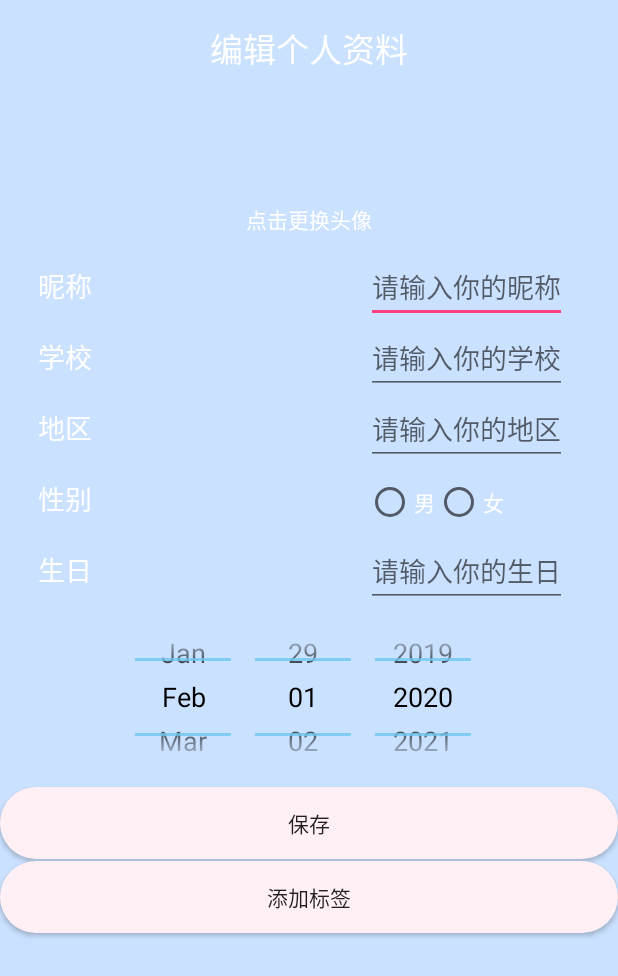
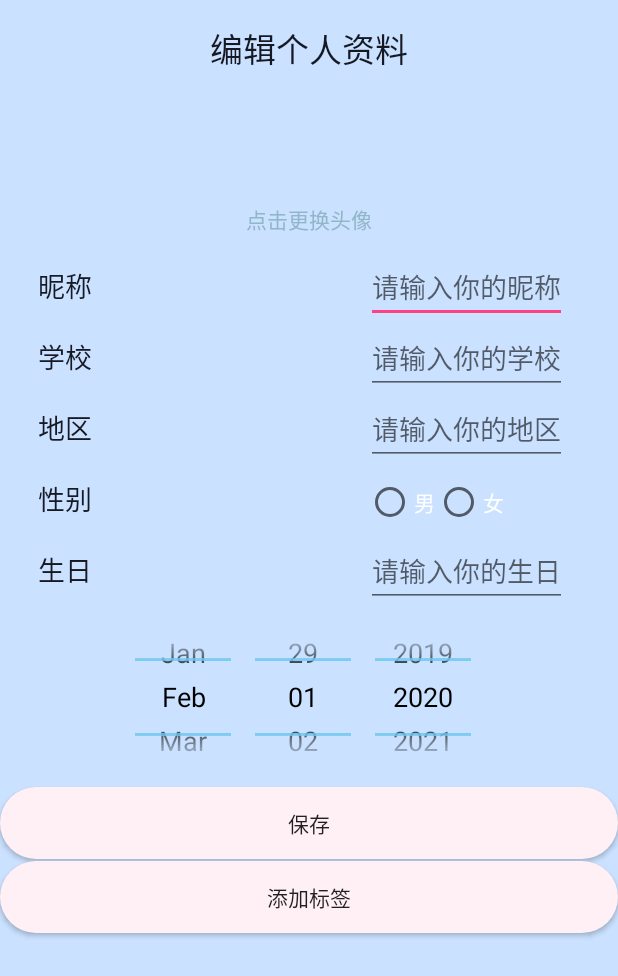
Before and after one commit to SummerFighter/SummerWorkspace, an Android app: the EditMyinfo screen opened directly, with no data from a screen before it, on a phone screen of 412 x 824 dp. Shown: the top 976 px of the screen. Run offline under Robolectric (Android 15) with nearby library versions, the phone set to English and light mode, and no system bars; our stand-ins replace CircleImageView; libraries missing offline, so code that uses them is left out: com.alibaba.fastjson, com.jiajie.load; pictures from the network do not load; 7 statements that could not run were skipped.

Commit message:
优化了几个界面的按钮和字体颜色，删除了一些没用的图

```diff
--- a/DouyinDemo-master/app/src/main/res/layout/activity_edit_info.xml
+++ b/DouyinDemo-master/app/src/main/res/layout/activity_edit_info.xml
@@ -17,7 +17,7 @@
         android:layout_centerHorizontal="true"
         android:layout_marginTop="15dp"
         android:text="编辑个人资料"
-        android:textColor="#ffffff"
+        android:textColor="@color/colorPrimary"
         android:textSize="22sp" />
 
 
@@ -41,7 +41,7 @@
         android:layout_alignBottom="@+id/imageButton"
         android:layout_centerHorizontal="true"
         android:text="点击更换头像"
-        android:textColor="#ffffff" />
+        android:textColor="@color/lightblue3" />
 
     <View
         android:layout_width="match_parent"
@@ -69,7 +69,7 @@
         android:layout_marginLeft="25dp"
         android:layout_marginTop="20dp"
         android:text="昵称"
-        android:textColor="#ffffff"
+        android:textColor="@color/colorPrimary"
         android:textSize="18sp" />
 
     <EditText
@@ -113,7 +113,7 @@
         android:layout_marginLeft="25dp"
         android:layout_marginTop="20dp"
         android:text="学校"
-        android:textColor="#ffffff"
+        android:textColor="@color/colorPrimary"
         android:textSize="18sp" />
 
 
@@ -130,7 +130,7 @@
         android:layout_marginLeft="25dp"
         android:layout_marginTop="20dp"
         android:text="性别"
-        android:textColor="#ffffff"
+        android:textColor="@color/colorPrimary"
         android:textSize="18sp" />
 
     <TextView
@@ -144,7 +144,7 @@
         android:layout_marginLeft="25dp"
         android:layout_marginTop="20dp"
         android:text="生日"
-        android:textColor="#ffffff"
+        android:textColor="@color/colorPrimary"
         android:textSize="18sp" />
 
     <TextView
@@ -155,7 +155,7 @@
         android:layout_marginStart="25dp"
         android:layout_marginTop="20dp"
         android:text="地区"
-        android:textColor="#ffffff"
+        android:textColor="@color/colorPrimary"
         android:textSize="18sp"
         android:id="@+id/textView8" />
 
--- a/DouyinDemo-master/app/src/main/res/layout/activity_search.xml
+++ b/DouyinDemo-master/app/src/main/res/layout/activity_search.xml
@@ -36,8 +36,9 @@
                 android:layout_width="300dp"
                 android:layout_height="wrap_content"
                 android:layout_marginLeft="20dp"
-                android:background="@android:color/darker_gray"
+                android:background="@color/light01"
                 android:hint="今天想看点什么？"
+                android:textColor="@color/lightblue3"
                 android:selectAllOnFocus="true" />
 
             <ImageButton
```
Also changed, not shown: DouyinDemo-master/app/src/main/res/layout/activity_play_video.xml (+16 -0 lines), DouyinDemo-master/app/src/main/res/layout/activity_shoot.xml (+13 -11 lines), DouyinDemo-master/app/src/main/res/layout/layout_profile.xml (+4 -4 lines), DouyinDemo-master/app/src/main/res/mipmap-xxhdpi/blackbutton.png (added), DouyinDemo-master/app/src/main/res/mipmap-xxhdpi/blackbutton1.png (added), DouyinDemo-master/app/src/main/res/mipmap-xxhdpi/blackbutton2.png (added), DouyinDemo-master/app/src/main/res/mipmap-xxhdpi/blackbutton3.png (added), DouyinDemo-master/app/src/main/res/mipmap-xxhdpi/header_icon_1.jpg (deleted), DouyinDemo-master/app/src/main/res/mipmap-xxhdpi/img_video_1.png (deleted), DouyinDemo-master/app/src/main/res/mipmap-xxhdpi/img_video_2.png (deleted), DouyinDemo-master/app/src/main/res/mipmap-xxhdpi/img_video_3.png (deleted), DouyinDemo-master/app/src/main/res/mipmap-xxhdpi/redcircle.png (added).
